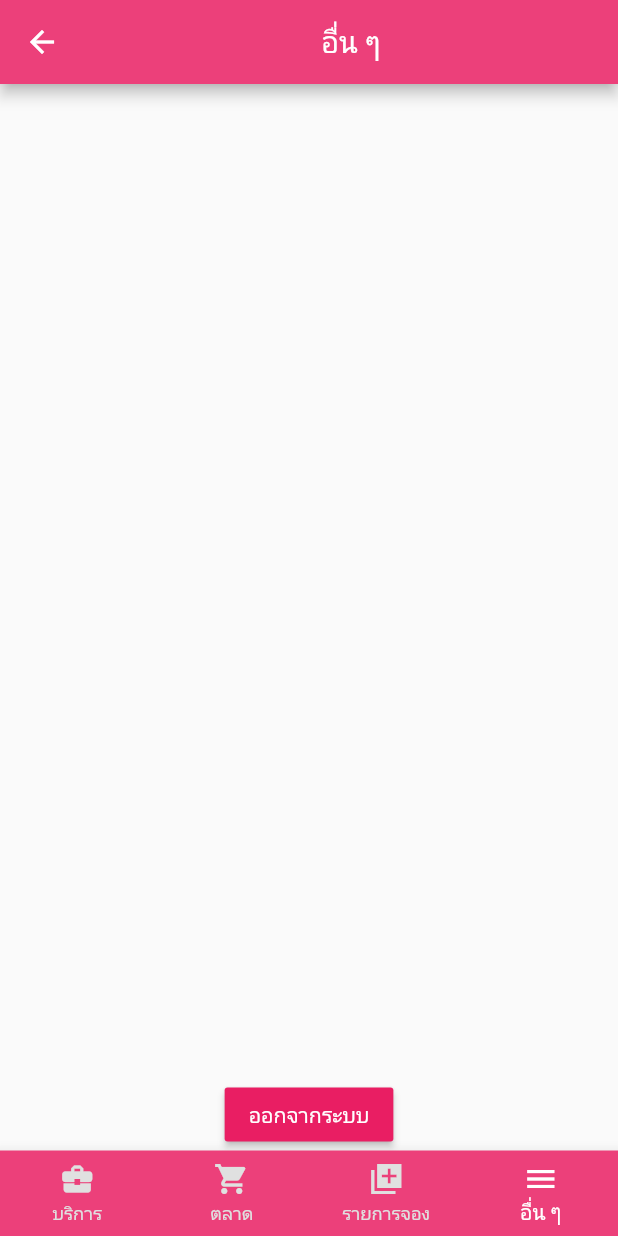
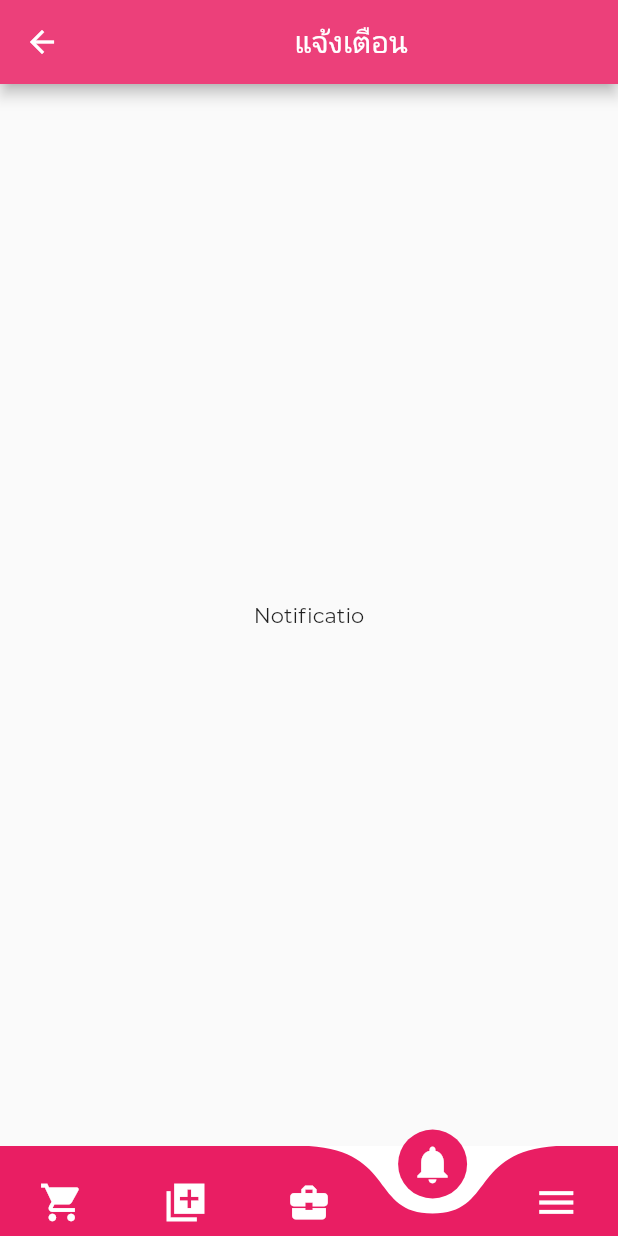
Before and after one commit to chxmpxx/hero-service-app, a Flutter app: the DashboardScreen screen opened by its route, item 4 of the bottom bar chosen, on a phone screen of 412 x 824 dp. Run offline on Flutter 3.47's test engine with Material 2 defaults, Android fonts, the phone set to English and light mode, and no system bars; drawn by our look-alikes of curved_navigation_bar; our stand-ins replace fluttertoast, introduction_screen, local_auth.

Commit message:
update bottomnav: curvednav

```diff
--- /dev/null
+++ b/lib/screens/bottomnav/notification_screen.dart
@@ -0,0 +1,19 @@
+import 'package:flutter/material.dart';
+
+class NotificationScreen extends StatefulWidget {
+  NotificationScreen({Key? key}) : super(key: key);
+
+  @override
+  State<NotificationScreen> createState() => _NotificationScreenState();
+}
+
+class _NotificationScreenState extends State<NotificationScreen> {
+  @override
+  Widget build(BuildContext context) {
+    return Scaffold(
+      body: Center(
+        child: Text('Notificatio'),
+      ),
+    );
+  }
+}
--- a/lib/screens/dashboard/dashboard_screen.dart
+++ b/lib/screens/dashboard/dashboard_screen.dart
@@ -1,7 +1,10 @@
 import 'package:flutter/material.dart';
+import 'package:curved_navigation_bar/curved_navigation_bar.dart';
+
 import 'package:hero_service_app/screens/bottomnav/booking_screen.dart';
 import 'package:hero_service_app/screens/bottomnav/home_screen.dart';
 import 'package:hero_service_app/screens/bottomnav/market_screen.dart';
+import 'package:hero_service_app/screens/bottomnav/notification_screen.dart';
 import 'package:hero_service_app/screens/bottomnav/setting_screen.dart';
 
 class DashboardScreen extends StatefulWidget {
@@ -14,13 +17,14 @@ class DashboardScreen extends StatefulWidget {
 class _DashboardScreenState extends State<DashboardScreen> {
 
   // สร้างตัวแปรแบบ List ไว้เก็บรายการของ bottom nav
-  int _currentIndex = 0;
+  int _currentIndex = 2;
   String _title = 'บริการ';
 
   final List<Widget> _children = [
-    HomeScreen(),
     MarketScreen(),
     BookingScreen(),
+    HomeScreen(),
+    NotificationScreen(),
     SettingScreen()
   ];
 
@@ -32,13 +36,15 @@ class _DashboardScreenState extends State<DashboardScreen> {
 
       // เปลี่ยน title ตาม teb ที่เลือก
       switch (index) {
-        case 0: _title = 'บริการ';
+        case 0: _title = 'ตลาด';
           break;
-        case 1: _title = 'ตลาด';
+        case 1: _title = 'รายการจอง';
           break;
-        case 2: _title = 'รายการจอง';
+        case 2: _title = 'บริการ';
           break;
-        case 3: _title = 'อื่น ๆ';
+        case 3: _title = 'แจ้งเตือน';
+          break;
+        case 4: _title = 'อื่น ๆ';
           break;
       }
     });
@@ -51,20 +57,43 @@ class _DashboardScreenState extends State<DashboardScreen> {
         title: Center(child: Text(_title)),
         backgroundColor: Colors.pink[400],
       ),
-      bottomNavigationBar: BottomNavigationBar(
-        // ถ้ามีพารามิเตอร์เดียวไม่ต้องใส่ก็ได้
+      // bottomNavigationBar: BottomNavigationBar(
+      //   // ถ้ามีพารามิเตอร์เดียวไม่ต้องใส่ก็ได้
+      //   onTap: onTabTapped,
+      //   // อ่านตำแหน่งปัจจุบันที่กด
+      //   currentIndex: _currentIndex,
+      //   backgroundColor: Colors.pink[400],
+      //   selectedItemColor: Colors.white,
+      //   unselectedItemColor: Colors.grey[300],
+      //   type: BottomNavigationBarType.fixed,
+        // items: [
+        //   BottomNavigationBarItem(icon: Icon(Icons.shopping_cart), label: 'ตลาด'),
+        //   BottomNavigationBarItem(icon: Icon(Icons.library_add_sharp), label: 'รายการจอง'),
+        //   BottomNavigationBarItem(icon: Icon(Icons.business_center), label: 'บริการ'),
+        //   BottomNavigationBarItem(icon: Icon(Icons.notifications), label: 'แจ้งเตือน'),
+        //   BottomNavigationBarItem(icon: Icon(Icons.menu), label: 'อื่น ๆ'),
+        // ],
+      // ),
+      bottomNavigationBar: CurvedNavigationBar(
+        index: 2,
         onTap: onTabTapped,
-        // อ่านตำแหน่งปัจจุบันที่กด
-        currentIndex: _currentIndex,
-        backgroundColor: Colors.pink[400],
-        selectedItemColor: Colors.white,
-        unselectedItemColor: Colors.grey[300],
-        type: BottomNavigationBarType.fixed,
+        // สีพื้นหลัง
+        backgroundColor: Colors.white,
+        // สีเมนู
+        color: Colors.pink,
+        buttonBackgroundColor: Colors.pink,
+        height: 60,
+        animationDuration: Duration(
+          // 0.2 วิ
+          milliseconds: 200
+        ),
+        animationCurve: Curves.bounceInOut,
         items: [
-          BottomNavigationBarItem(icon: Icon(Icons.business_center), label: 'บริการ'),
-          BottomNavigationBarItem(icon: Icon(Icons.shopping_cart), label: 'ตลาด'),
-          BottomNavigationBarItem(icon: Icon(Icons.library_add_sharp), label: 'รายการจอง'),
-          BottomNavigationBarItem(icon: Icon(Icons.menu), label: 'อื่น ๆ'),
+          Icon(Icons.shopping_cart, size: 30, color: Colors.white,),
+          Icon(Icons.library_add_sharp, size: 30, color: Colors.white,),
+          Icon(Icons.business_center, size: 30, color: Colors.white,),
+          Icon(Icons.notifications, size: 30, color: Colors.white,),
+          Icon(Icons.menu, size: 30, color: Colors.white,)
         ],
       ),
       body: _children[_currentIndex]
--- a/pubspec.yaml
+++ b/pubspec.yaml
@@ -39,6 +39,7 @@ dependencies:
   local_auth: ^1.1.11
   http: ^0.13.5
   fluttertoast: ^8.0.9
+  curved_navigation_bar: ^1.0.3
 
 dev_dependencies:
   flutter_test:
```
Also changed, not shown: pubspec.lock.
